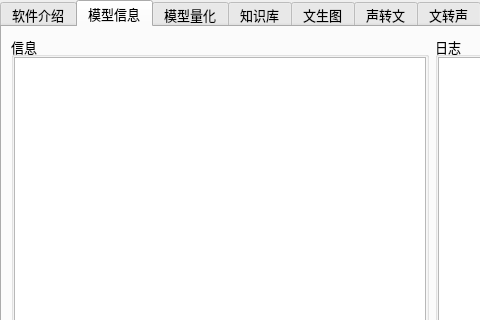
Above: src/expend.ui from ylsdamxssjxxdd/eva before the change; both pictures show x 0 to 480 and y 0 to 320 of the 864 by 634 pixel window. Below: the same form after it.
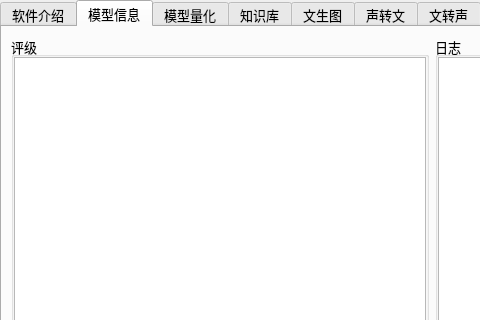
That is the form after the change. The open tabs and pages were chosen to show the change. Custom widgets are drawn as their Qt base class.

Commit message: 增殖窗口-模型信息添加评级功能

```diff
--- a/src/expend.ui
+++ b/src/expend.ui
@@ -81,7 +81,7 @@
        <item row="0" column="0">
         <widget class="QGroupBox" name="modelinfo_groupBox">
          <property name="title">
-          <string>信息</string>
+          <string>评级</string>
          </property>
          <layout class="QVBoxLayout" name="verticalLayout_17">
           <property name="spacing">
```
Left out of the diff: 26 changed lines with no effect on the pictures. The commit also changes 13 other files.
